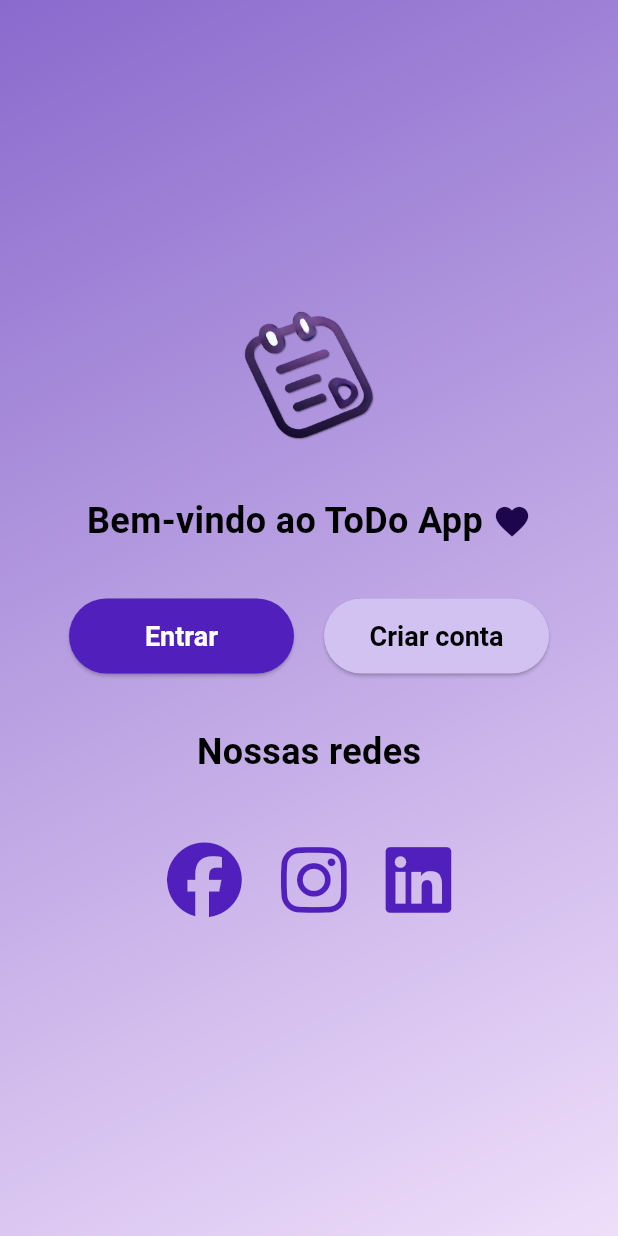
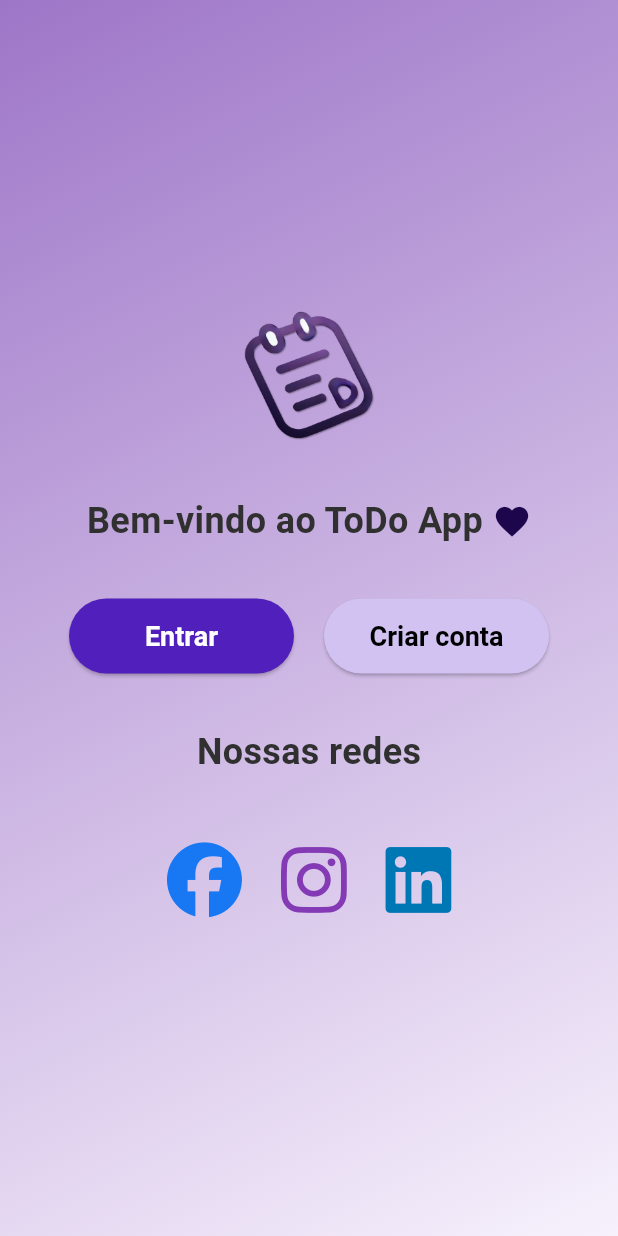
Before and after one commit to dugabrielle/todo_project, a Flutter app: the screen it shows after launch, on a phone screen of 412 x 824 dp. Run offline on Flutter 3.47's test engine with Material 3 defaults, Android fonts, the phone set to English and light mode, and no system bars; our stand-ins replace font_awesome_flutter, google_fonts; Roboto replaces fonts that are missing (Poppins).

Commit message:
mudança dos estilos

```diff
--- a/lib/src/screens/welcome.dart
+++ b/lib/src/screens/welcome.dart
@@ -20,7 +20,7 @@ class _WelcomeScreenState extends State<WelcomeScreen> {
           gradient: LinearGradient(
             begin: Alignment.topLeft,
             end: Alignment.bottomRight,
-            colors: [Color(0xFF8A6ACD), Color(0xFFEFDEFA)],
+            colors: [Color(0xFF9E76C8), Color(0xFFF7F1FC)],
           ),
         ),
         child: Center(
@@ -39,7 +39,7 @@ class _WelcomeScreenState extends State<WelcomeScreen> {
                   style: TextStyle(
                     fontFamily: 'Poppins',
                     fontSize: 24,
-                    color: Colors.black,
+                    color: Color.fromARGB(255, 48, 48, 48),
                   ),
                   children: [
                     WidgetSpan(
@@ -58,11 +58,11 @@ class _WelcomeScreenState extends State<WelcomeScreen> {
                 children: [
                   ElevatedButton(
                     style: ElevatedButton.styleFrom(
-                      backgroundColor: Color(0xFF511FBB),
+                      backgroundColor: const Color(0xFF511FBB),
                       foregroundColor: Colors.white,
-                      minimumSize: Size(150, 50),
-                      textStyle:
-                          TextStyle(fontSize: 18, fontWeight: FontWeight.w600),
+                      minimumSize: const Size(150, 50),
+                      textStyle: const TextStyle(
+                          fontSize: 18, fontWeight: FontWeight.w600),
                     ),
                     onPressed: () {
                       Navigator.pushReplacementNamed(context, '/login');
@@ -72,15 +72,13 @@ class _WelcomeScreenState extends State<WelcomeScreen> {
                   const SizedBox(width: 20),
                   ElevatedButton(
                     style: ElevatedButton.styleFrom(
-                      backgroundColor: Color(0xFFD1C2F1),
+                      backgroundColor: const Color(0xFFD1C2F1),
                       foregroundColor: Colors.black,
-                      minimumSize: Size(150, 50),
-                      textStyle:
-                          TextStyle(fontSize: 18, fontWeight: FontWeight.w600),
+                      minimumSize: const Size(150, 50),
+                      textStyle: const TextStyle(
+                          fontSize: 18, fontWeight: FontWeight.w600),
                     ),
-                    onPressed: () {
-
-                    },
+                    onPressed: () {},
                     child: const Text('Criar conta'),
                   ),
                 ],
@@ -89,7 +87,7 @@ class _WelcomeScreenState extends State<WelcomeScreen> {
               const Text(
                 'Nossas redes',
                 style: TextStyle(
-                    fontFamily: 'Poppins', fontSize: 24, color: Colors.black),
+                    fontFamily: 'Poppins', fontSize: 24, color: Color.fromARGB(255, 48, 48, 48),),
               ),
               const SizedBox(height: 35),
               Row(
@@ -98,7 +96,7 @@ class _WelcomeScreenState extends State<WelcomeScreen> {
                   IconButton(
                     icon: const FaIcon(
                       FontAwesomeIcons.facebook,
-                      color: Color(0xFF511FBB),
+                      color: Color(0xFF1877F2),
                       size: 50,
                     ),
                     onPressed: () {},
@@ -107,7 +105,7 @@ class _WelcomeScreenState extends State<WelcomeScreen> {
                   IconButton(
                     icon: const FaIcon(
                       FontAwesomeIcons.instagram,
-                      color: Color(0xFF511FBB),
+                      color: Color(0xFF833AB4),
                       size: 50,
                     ),
                     onPressed: () {},
@@ -116,13 +114,13 @@ class _WelcomeScreenState extends State<WelcomeScreen> {
                   IconButton(
                     icon: const FaIcon(
                       FontAwesomeIcons.linkedin,
-                      color: Color(0xFF511FBB),
+                      color: Color(0xFF0077B5),
                       size: 50,
                     ),
                     onPressed: () {},
                   ),
                 ],
-              ),
+              )
             ],
           ),
         ),
```
